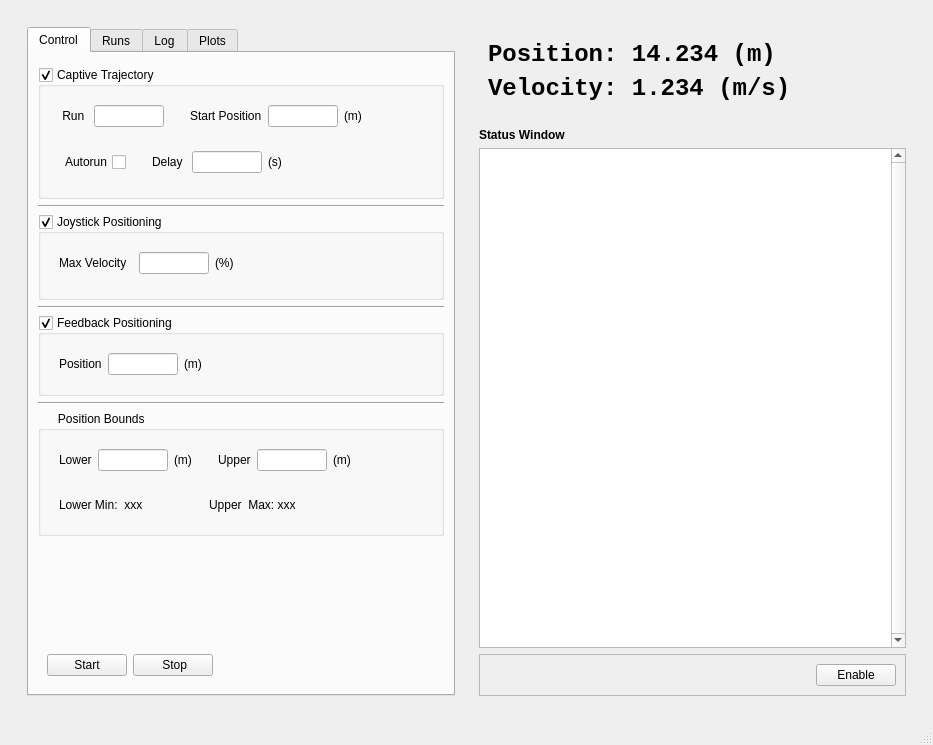
Old version of the form software/gui/nodes/sled_control.ui in the repository iorodeo/water_channel_ros.
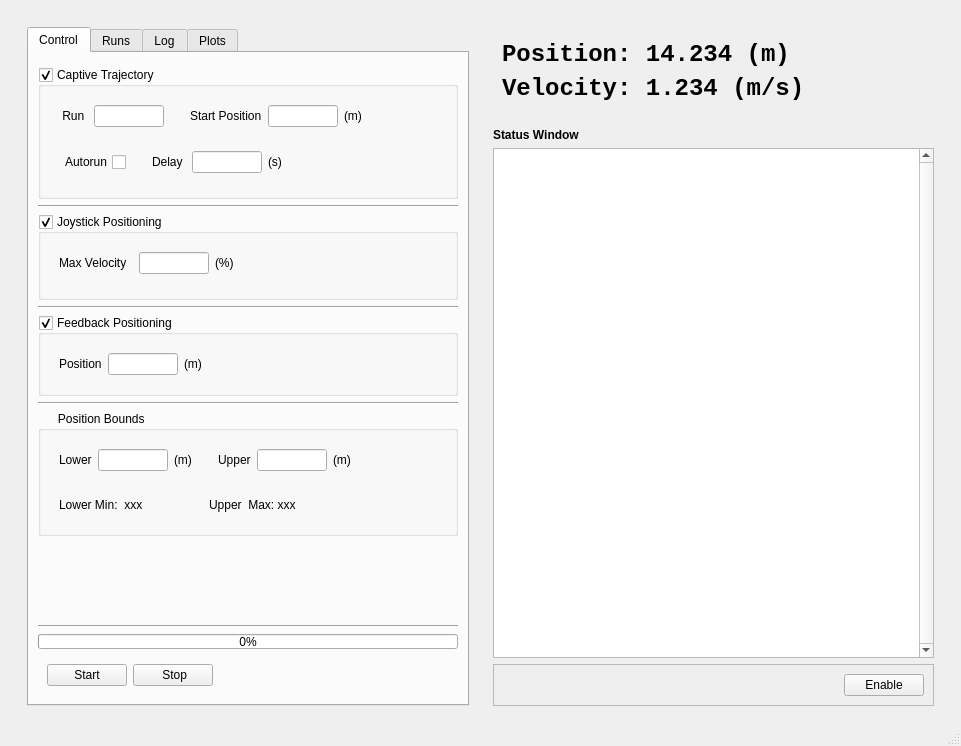
New version of the form.

Commit message: Added service for setting max velocity and hooked up to gui. Add timer for monitoring whether or not the sled io has been terminated due to an external event - such as going past the set boundaries.

```diff
--- a/software/gui/nodes/sled_control.ui
+++ b/software/gui/nodes/sled_control.ui
@@ -6,8 +6,8 @@
    <rect>
     <x>0</x>
     <y>0</y>
-    <width>933</width>
-    <height>745</height>
+    <width>961</width>
+    <height>746</height>
    </rect>
   </property>
   <property name="windowTitle">
@@ -18,8 +18,14 @@
     <item>
      <widget class="QWidget" name="widget_6" native="true">
       <layout class="QHBoxLayout" name="horizontalLayout_7">
+       <property name="bottomMargin">
+        <number>0</number>
+       </property>
        <item>
         <widget class="QWidget" name="widget_7" native="true">
+         <property name="enabled">
+          <bool>true</bool>
+         </property>
          <layout class="QVBoxLayout" name="verticalLayout_9">
           <item>
            <widget class="QTabWidget" name="mainTabWidget">
@@ -572,6 +578,26 @@
                 </property>
                </spacer>
               </item>
+              <item>
+               <widget class="Line" name="line_4">
+                <property name="orientation">
+                 <enum>Qt::Horizontal</enum>
+                </property>
+               </widget>
+              </item>
+              <item>
+               <widget class="QProgressBar" name="progressBar">
+                <property name="maximumSize">
+                 <size>
+                  <width>16777215</width>
+                  <height>15</height>
+                 </size>
+                </property>
+                <property name="value">
+                 <number>0</number>
+                </property>
+               </widget>
+              </item>
               <item>
                <widget class="QWidget" name="widget_3" native="true">
                 <layout class="QHBoxLayout" name="horizontalLayout_2">
```
Left out of the diff: 4 changed lines with no effect on the pictures. The commit also changes 11 other files.
